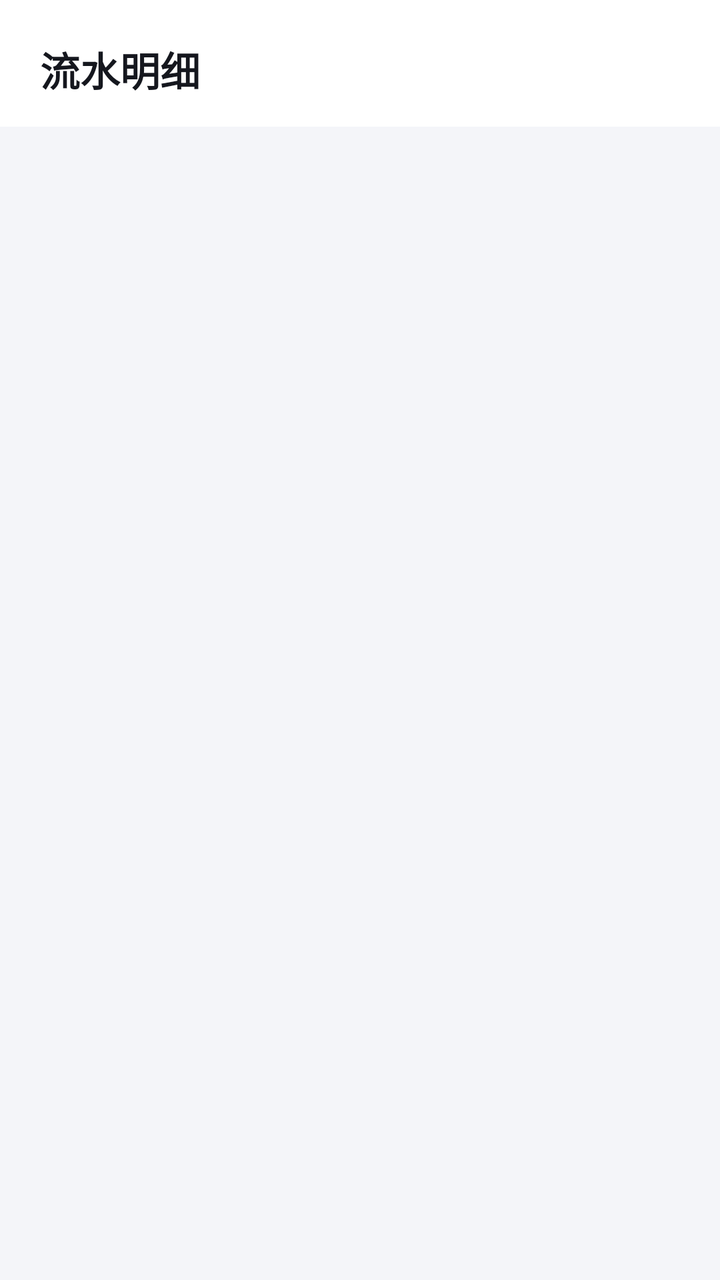
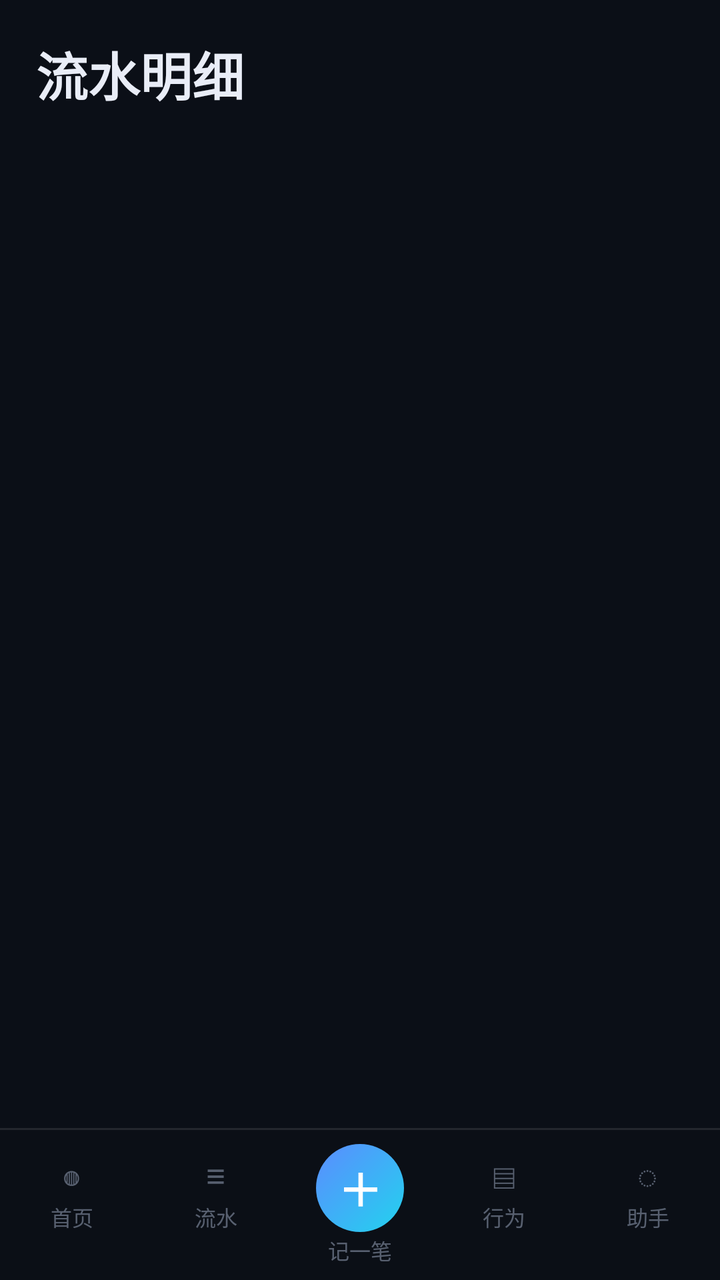

Screens rendered from an Android XML layout before and after an edit, with the pre-edit source and the edit as a unified diff.
<!-- AndroidManifest.xml: application theme Theme.Trace -->
<!-- res/layout/activity_records.xml -->
<?xml version="1.0" encoding="utf-8"?>
<LinearLayout xmlns:android="http://schemas.android.com/apk/res/android"
    android:layout_width="match_parent"
    android:layout_height="match_parent"
    android:orientation="vertical"
    android:background="?android:attr/colorBackground"
    android:fitsSystemWindows="true">

    <TextView
        android:layout_width="match_parent"
        android:layout_height="wrap_content"
        android:text="流水明细"
        android:textSize="20sp"
        android:textStyle="bold"
        android:textColor="@color/text"
        android:paddingStart="20dp"
        android:paddingEnd="20dp"
        android:paddingTop="20dp"
        android:paddingBottom="14dp"
        android:background="?attr/colorSurface" />

    <androidx.recyclerview.widget.RecyclerView
        android:id="@+id/rv"
        android:layout_width="match_parent"
        android:layout_height="0dp"
        android:layout_weight="1"
        android:padding="8dp"
        android:clipToPadding="false" />
</LinearLayout>
<!-- resources referenced by this layout -->
<resources>
  <color name="text">#15171E</color>
  <style name="Theme.Trace" parent="Theme.Material3.DayNight.NoActionBar">
          
          <item name="colorPrimary">@color/brand_500</item>
          <item name="colorOnPrimary">@color/on_brand</item>
          <item name="colorPrimaryContainer">@color/brand_container</item>
          <item name="colorOnPrimaryContainer">@color/on_brand_container</item>
  
          
          <item name="colorSecondary">@color/brand_500</item>
          <item name="colorOnSecondary">@color/on_brand</item>
          <item name="colorSecondaryContainer">@color/brand_container</item>
          <item name="colorOnSecondaryContainer">@color/on_brand_container</item>
          <item name="colorTertiary">@color/amber_500</item>
          <item name="colorTertiaryContainer">@color/amber_container</item>
          <item name="colorOnTertiaryContainer">@color/on_amber_container</item>
  
          
          <item name="android:colorBackground">@color/bg</item>
          <item name="colorSurface">@color/surface</item>
          <item name="colorOnSurface">@color/text</item>
          <item name="colorSurfaceVariant">@color/surface_variant</item>
          <item name="colorOnSurfaceVariant">@color/text_2</item>
          <item name="colorSurfaceContainer">@color/surface_variant</item>
          <item name="colorOutline">@color/outline</item>
          <item name="colorOutlineVariant">@color/outline</item>
  
          <item name="android:windowBackground">@color/bg</item>
          <item name="android:textColorPrimary">@color/text</item>
          <item name="android:textColorSecondary">@color/text_2</item>
          <item name="android:statusBarColor" tools:targetApi="l">@android:color/transparent</item>
          <item name="android:navigationBarColor" tools:targetApi="l">@android:color/transparent</item>
  
          
          <item name="materialButtonStyle">@style/Widget.Trace.Button.Primary</item>
          <item name="materialCardViewStyle">@style/Widget.Trace.Card</item>
      </style>
  <color name="brand_500">#5B5FCF</color>
  <color name="brand_container">#E7E9FF</color>
  <color name="on_brand_container">#2A2E85</color>
  <color name="amber_500">#F59E0B</color>
  <color name="amber_container">#FFF0D6</color>
  <color name="on_amber_container">#8A5300</color>
  <color name="bg">#F4F5F9</color>
  <color name="surface">#FFFFFF</color>
  <color name="surface_variant">#F2F3F9</color>
  <color name="text_2">#646B79</color>
  <color name="outline">#E4E6EF</color>
  <style name="Widget.Trace.Button.Primary" parent="Widget.Material3.Button">
          <item name="android:layout_height">46dp</item>
          <item name="android:minWidth">0dp</item>
          <item name="android:minHeight">0dp</item>
          <item name="android:insetTop">0dp</item>
          <item name="android:insetBottom">0dp</item>
          <item name="android:paddingStart">10dp</item>
          <item name="android:paddingEnd">10dp</item>
          <item name="android:textSize">14sp</item>
          <item name="android:textStyle">bold</item>
          <item name="android:textAllCaps">false</item>
          <item name="android:letterSpacing">0.02</item>
          <item name="android:stateListAnimator">@null</item>
          <item name="cornerRadius">14dp</item>
          <item name="backgroundTint">?attr/colorPrimary</item>
          <item name="android:textColor">?attr/colorOnPrimary</item>
      </style>
  <style name="Widget.Trace.Card" parent="Widget.Material3.CardView.Outlined">
          <item name="cardBackgroundColor">?attr/colorSurface</item>
          <item name="cardCornerRadius">18dp</item>
          <item name="cardElevation">0dp</item>
          <item name="strokeColor">?attr/colorOutline</item>
          <item name="strokeWidth">1dp</item>
          <item name="cardPreventCornerOverlap">true</item>
          <item name="cardUseCompatPadding">false</item>
      </style>
  <!-- unchanged entries left out for length: 1 -->
</resources>

<!-- the commit's change to res/layout/activity_records.xml (unified diff, before → after) -->
@@ -7,23 +7,200 @@
     android:fitsSystemWindows="true">
 
     <TextView
+        style="@style/Text.Trace.PageTitle"
         android:layout_width="match_parent"
         android:layout_height="wrap_content"
         android:text="流水明细"
-        android:textSize="20sp"
-        android:textStyle="bold"
-        android:textColor="@color/text"
-        android:paddingStart="20dp"
-        android:paddingEnd="20dp"
-        android:paddingTop="20dp"
-        android:paddingBottom="14dp"
-        android:background="?attr/colorSurface" />
+        android:paddingStart="18dp"
+        android:paddingEnd="18dp"
+        android:paddingTop="18dp"
+        android:paddingBottom="10dp" />
 
     <androidx.recyclerview.widget.RecyclerView
         android:id="@+id/rv"
         android:layout_width="match_parent"
         android:layout_height="0dp"
         android:layout_weight="1"
-        android:padding="8dp"
+        android:paddingStart="18dp"
+        android:paddingEnd="18dp"
+        android:paddingBottom="8dp"
         android:clipToPadding="false" />
+
+    <include layout="@layout/view_bottom_nav" />
 </LinearLayout>
+<!-- res/layout/view_bottom_nav.xml (included above) -->
+<?xml version="1.0" encoding="utf-8"?>
+<LinearLayout xmlns:android="http://schemas.android.com/apk/res/android"
+    android:layout_width="match_parent"
+    android:layout_height="wrap_content"
+    android:orientation="vertical"
+    android:background="@color/nav_bg">
+
+    <View
+        android:layout_width="match_parent"
+        android:layout_height="1dp"
+        android:background="@color/glass_stroke" />
+
+    <LinearLayout
+        android:layout_width="match_parent"
+        android:layout_height="wrap_content"
+        android:orientation="horizontal"
+        android:paddingTop="7dp"
+        android:paddingBottom="7dp">
+
+        <LinearLayout
+            android:id="@+id/navHome"
+            android:layout_width="0dp"
+            android:layout_height="wrap_content"
+            android:layout_weight="1"
+            android:orientation="vertical"
+            android:gravity="center"
+            android:paddingTop="4dp"
+            android:paddingBottom="4dp"
+            android:clickable="true"
+            android:focusable="true"
+            android:background="?attr/selectableItemBackgroundBorderless">
+
+            <TextView
+                android:id="@+id/tvNavHomeIcon"
+                android:layout_width="wrap_content"
+                android:layout_height="wrap_content"
+                android:text="◍"
+                android:textSize="17sp"
+                android:textColor="@color/nav_idle" />
+
+            <TextView
+                android:id="@+id/tvNavHomeLabel"
+                android:layout_width="wrap_content"
+                android:layout_height="wrap_content"
+                android:text="首页"
+                android:textSize="10.5sp"
+                android:layout_marginTop="1dp"
+                android:textColor="@color/nav_idle" />
+        </LinearLayout>
+
+        <LinearLayout
+            android:id="@+id/navRecords"
+            android:layout_width="0dp"
+            android:layout_height="wrap_content"
+            android:layout_weight="1"
+            android:orientation="vertical"
+            android:gravity="center"
+            android:paddingTop="4dp"
+            android:paddingBottom="4dp"
+            android:clickable="true"
+            android:focusable="true"
+            android:background="?attr/selectableItemBackgroundBorderless">
+
+            <TextView
+                android:id="@+id/tvNavRecordsIcon"
+                android:layout_width="wrap_content"
+                android:layout_height="wrap_content"
+                android:text="≡"
+                android:textSize="17sp"
+                android:textColor="@color/nav_idle" />
+
+            <TextView
+                android:id="@+id/tvNavRecordsLabel"
+                android:layout_width="wrap_content"
+                android:layout_height="wrap_content"
+                android:text="流水"
+                android:textSize="10.5sp"
+                android:layout_marginTop="1dp"
+                android:textColor="@color/nav_idle" />
+        </LinearLayout>
+
+        <LinearLayout
+            android:id="@+id/navAdd"
+            android:layout_width="0dp"
+            android:layout_height="wrap_content"
+            android:layout_weight="1"
+            android:orientation="vertical"
+            android:gravity="center"
+            android:clickable="true"
+            android:focusable="true"
+            android:background="?attr/selectableItemBackgroundBorderless">
+
+            <TextView
+                android:layout_width="44dp"
+                android:layout_height="44dp"
+                android:background="@drawable/bg_nav_center"
+                android:gravity="center"
+                android:text="＋"
+                android:textSize="22sp"
+                android:textStyle="bold"
+                android:textColor="@color/on_brand" />
+
+            <TextView
+                android:id="@+id/tvNavAddLabel"
+                android:layout_width="wrap_content"
+                android:layout_height="wrap_content"
+                android:text="记一笔"
+                android:textSize="10.5sp"
+                android:layout_marginTop="1dp"
+                android:textColor="@color/nav_idle" />
+        </LinearLayout>
+
+        <LinearLayout
+            android:id="@+id/navBehavior"
+            android:layout_width="0dp"
+            android:layout_height="wrap_content"
+            android:layout_weight="1"
+            android:orientation="vertical"
+            android:gravity="center"
+            android:paddingTop="4dp"
+            android:paddingBottom="4dp"
+            android:clickable="true"
+            android:focusable="true"
+            android:background="?attr/selectableItemBackgroundBorderless">
+
+            <TextView
+                android:id="@+id/tvNavBehaviorIcon"
+                android:layout_width="wrap_content"
+                android:layout_height="wrap_content"
+                android:text="▤"
+                android:textSize="17sp"
+                android:textColor="@color/nav_idle" />
+
+            <TextView
+                android:id="@+id/tvNavBehaviorLabel"
+                android:layout_width="wrap_content"
+                android:layout_height="wrap_content"
+                android:text="行为"
+                android:textSize="10.5sp"
+                android:layout_marginTop="1dp"
+                android:textColor="@color/nav_idle" />
+        </LinearLayout>
+
+        <LinearLayout
+            android:id="@+id/navChat"
+            android:layout_width="0dp"
+            android:layout_height="wrap_content"
+            android:layout_weight="1"
+            android:orientation="vertical"
+            android:gravity="center"
+            android:paddingTop="4dp"
+            android:paddingBottom="4dp"
+            android:clickable="true"
+            android:focusable="true"
+            android:background="?attr/selectableItemBackgroundBorderless">
+
+            <TextView
+                android:id="@+id/tvNavChatIcon"
+                android:layout_width="wrap_content"
+                android:layout_height="wrap_content"
+                android:text="◌"
+                android:textSize="17sp"
+                android:textColor="@color/nav_idle" />
+
+            <TextView
+                android:id="@+id/tvNavChatLabel"
+                android:layout_width="wrap_content"
+                android:layout_height="wrap_content"
+                android:text="助手"
+                android:textSize="10.5sp"
+                android:layout_marginTop="1dp"
+                android:textColor="@color/nav_idle" />
+        </LinearLayout>
+    </LinearLayout>
+</LinearLayout>
<!-- resource entries referenced after the edit -->
@@ -1,7 +1,26 @@
 <!-- resources referenced by this layout -->
 <resources>
-  <color name="text">#15171E</color>
-  <style name="Theme.Trace" parent="Theme.Material3.DayNight.NoActionBar">
+  <color name="glass_stroke">#1AFFFFFF</color>
+  <color name="nav_bg">#F20B0F17</color>
+  <color name="nav_idle">#8A9AA6BC</color>
+  <!-- drawable bg_nav_center (drawable) -->
+  <?xml version="1.0" encoding="utf-8"?>
+  <shape xmlns:android="http://schemas.android.com/apk/res/android" android:shape="oval">
+      <gradient
+          android:angle="135"
+          android:startColor="@color/accent"
+          android:endColor="@color/accent_2"
+          android:type="linear" />
+      <size android:width="44dp" android:height="44dp" />
+  </shape>
+  <style name="Text.Trace.PageTitle" parent="TextAppearance.Material3.HeadlineSmall">
+          <item name="android:textSize">26sp</item>
+          <item name="android:textStyle">bold</item>
+          <item name="android:letterSpacing">0</item>
+          <item name="android:textColor">@color/text</item>
+      </style>
+  <color name="text">#E9EDF7</color>
+  <style name="Theme.Trace" parent="Theme.Material3.Dark.NoActionBar">
           
           <item name="colorPrimary">@color/brand_500</item>
           <item name="colorOnPrimary">@color/on_brand</item>
@@ -9,7 +28,7 @@
           <item name="colorOnPrimaryContainer">@color/on_brand_container</item>
   
           
-          <item name="colorSecondary">@color/brand_500</item>
+          <item name="colorSecondary">@color/accent_2</item>
           <item name="colorOnSecondary">@color/on_brand</item>
           <item name="colorSecondaryContainer">@color/brand_container</item>
           <item name="colorOnSecondaryContainer">@color/on_brand_container</item>
@@ -30,24 +49,28 @@
           <item name="android:windowBackground">@color/bg</item>
           <item name="android:textColorPrimary">@color/text</item>
           <item name="android:textColorSecondary">@color/text_2</item>
-          <item name="android:statusBarColor" tools:targetApi="l">@android:color/transparent</item>
-          <item name="android:navigationBarColor" tools:targetApi="l">@android:color/transparent</item>
+          <item name="android:statusBarColor" tools:targetApi="l">@color/bg</item>
+          <item name="android:navigationBarColor" tools:targetApi="l">@color/bg</item>
+          <item name="android:windowLightStatusBar" tools:targetApi="m">false</item>
+          <item name="android:windowLightNavigationBar" tools:targetApi="o_mr1">false</item>
+          <item name="android:forceDarkAllowed" tools:targetApi="q">false</item>
   
-          
           <item name="materialButtonStyle">@style/Widget.Trace.Button.Primary</item>
           <item name="materialCardViewStyle">@style/Widget.Trace.Card</item>
       </style>
-  <color name="brand_500">#5B5FCF</color>
-  <color name="brand_container">#E7E9FF</color>
-  <color name="on_brand_container">#2A2E85</color>
-  <color name="amber_500">#F59E0B</color>
-  <color name="amber_container">#FFF0D6</color>
-  <color name="on_amber_container">#8A5300</color>
-  <color name="bg">#F4F5F9</color>
-  <color name="surface">#FFFFFF</color>
-  <color name="surface_variant">#F2F3F9</color>
-  <color name="text_2">#646B79</color>
-  <color name="outline">#E4E6EF</color>
+  <color name="accent">#22D3EE</color>
+  <color name="accent_2">#5B8CFF</color>
+  <color name="brand_500">#4C8DFF</color>
+  <color name="brand_container">#16273F</color>
+  <color name="on_brand_container">#9CC6FF</color>
+  <color name="amber_500">#FFB86B</color>
+  <color name="amber_container">#3A2A12</color>
+  <color name="on_amber_container">#FFD9A8</color>
+  <color name="bg">#0B0F17</color>
+  <color name="surface">#131926</color>
+  <color name="surface_variant">#1B2231</color>
+  <color name="text_2">#9AA6BC</color>
+  <color name="outline">#263041</color>
   <style name="Widget.Trace.Button.Primary" parent="Widget.Material3.Button">
           <item name="android:layout_height">46dp</item>
           <item name="android:minWidth">0dp</item>
@@ -61,19 +84,31 @@
           <item name="android:textAllCaps">false</item>
           <item name="android:letterSpacing">0.02</item>
           <item name="android:stateListAnimator">@null</item>
+          <item name="android:background">@drawable/bg_cta</item>
+          <item name="backgroundTint">@null</item>
           <item name="cornerRadius">14dp</item>
-          <item name="backgroundTint">?attr/colorPrimary</item>
-          <item name="android:textColor">?attr/colorOnPrimary</item>
+          <item name="android:textColor">@color/on_brand</item>
       </style>
   <style name="Widget.Trace.Card" parent="Widget.Material3.CardView.Outlined">
-          <item name="cardBackgroundColor">?attr/colorSurface</item>
+          <item name="cardBackgroundColor">@color/glass</item>
           <item name="cardCornerRadius">18dp</item>
           <item name="cardElevation">0dp</item>
-          <item name="strokeColor">?attr/colorOutline</item>
+          <item name="strokeColor">@color/glass_stroke</item>
           <item name="strokeWidth">1dp</item>
           <item name="cardPreventCornerOverlap">true</item>
           <item name="cardUseCompatPadding">false</item>
       </style>
+  <!-- drawable bg_cta (drawable) -->
+  <?xml version="1.0" encoding="utf-8"?>
+  <shape xmlns:android="http://schemas.android.com/apk/res/android" android:shape="rectangle">
+      <gradient
+          android:angle="135"
+          android:startColor="@color/accent"
+          android:endColor="@color/accent_2"
+          android:type="linear" />
+      <corners android:radius="14dp" />
+  </shape>
+  <color name="glass">#0FFFFFFF</color>
   <!-- unchanged entries left out for length: 1 -->
 </resources>
 
